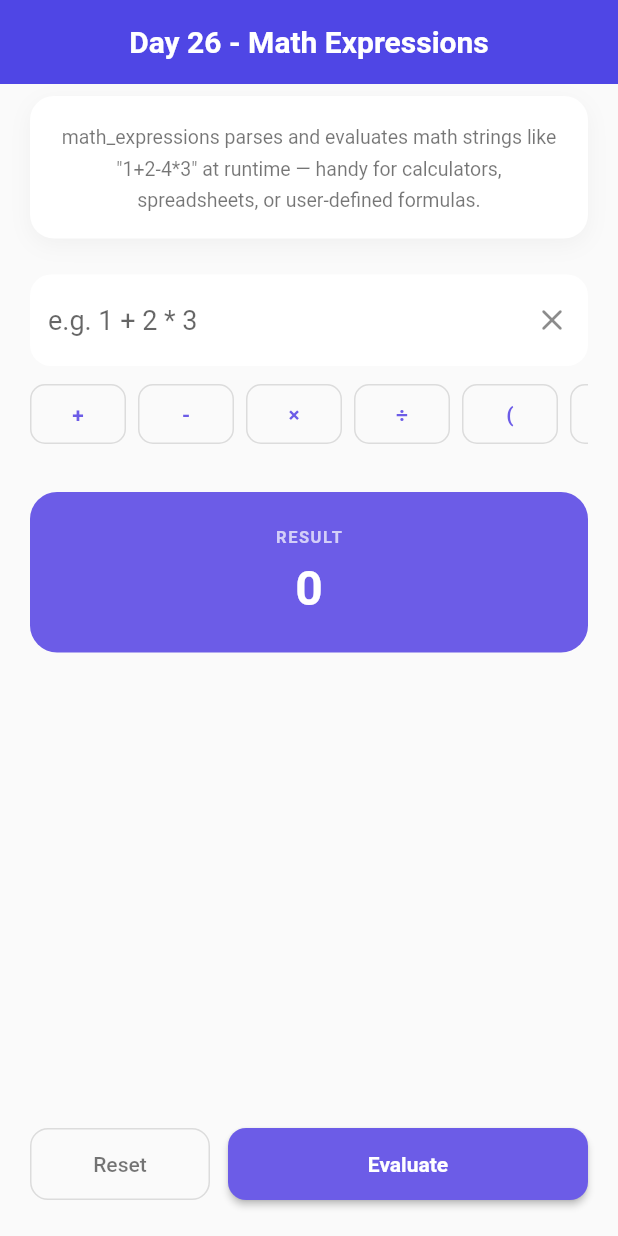
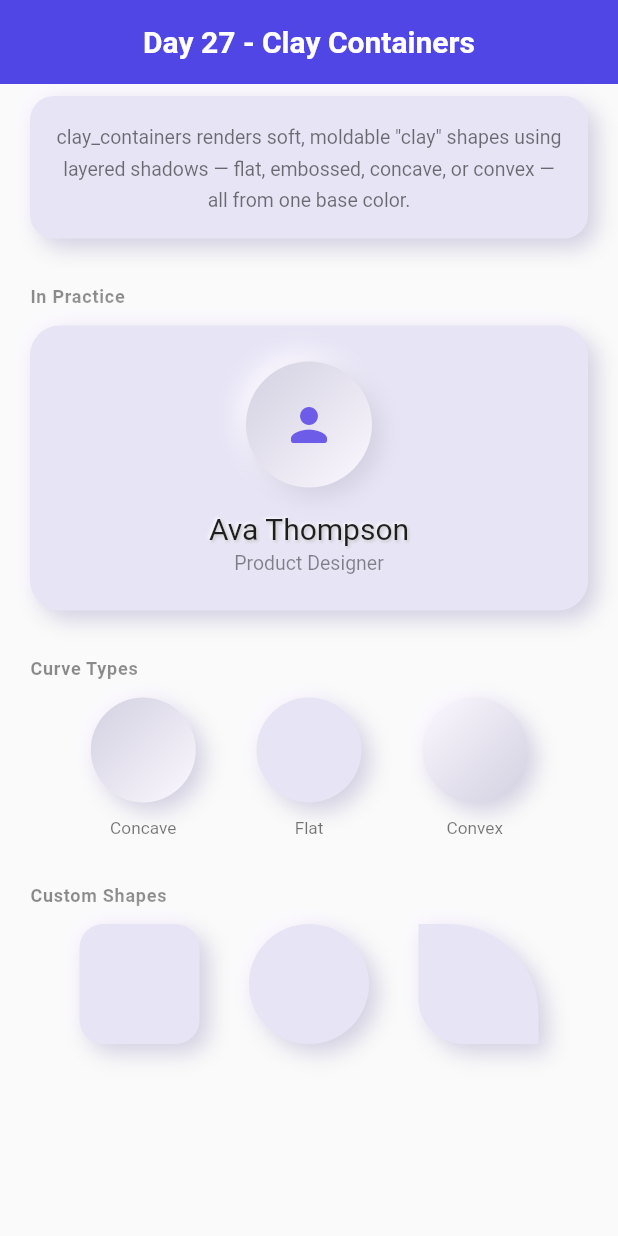
Before and after one commit to SheikhAman/package_of_the_day, a Flutter app: the screen it shows after launch, on a phone screen of 412 x 824 dp. Run offline on Flutter 3.47's test engine with Material 3 defaults, Android fonts, the phone set to English and light mode, and no system bars; drawn by our look-alikes of clay_containers; our stand-ins replace audioplayers, avatar_glow, card_swiper, flutter_blurhash, flutter_custom_clippers, flutter_highlight and 13 more; missing offline and left inert: aurora, flutter_carousel_slider, flutter_settings_ui, neon, onboarding.

Commit message:
clay_containers

```diff
--- /dev/null
+++ b/lib/features/day27_clay_containers/day27_clay_containers.dart
@@ -0,0 +1,191 @@
+import 'package:flutter/material.dart';
+import 'package:clay_containers/clay_containers.dart';
+
+// Like neumorphism (Day 25), clay containers rely on one shared flat base
+// color for the soft light/shadow effect to render correctly, so this
+// screen keeps a single base color throughout rather than the series'
+// usual white-card-on-light-gray style.
+const _baseColor = Color(0xFFE7E4F5);
+const _accent = Color(0xFF6C5CE7);
+
+class Day27ClayContainers extends StatelessWidget {
+  const Day27ClayContainers({super.key});
+
+  @override
+  Widget build(BuildContext context) {
+    return Scaffold(
+      appBar: AppBar(
+        title: const Text(
+          'Day 27 - Clay Containers',
+          style: TextStyle(fontWeight: FontWeight.w600),
+        ),
+      ),
+      body: SingleChildScrollView(
+        padding: const EdgeInsets.fromLTRB(20, 8, 20, 24),
+        child: Column(
+          crossAxisAlignment: CrossAxisAlignment.stretch,
+          children: [
+            // ── Info card (clay style, not a white card) ────────────
+            ClayContainer(
+              color: _baseColor,
+              borderRadius: 16,
+              child: const Padding(
+                padding: EdgeInsets.all(16),
+                child: Text(
+                  'clay_containers renders soft, moldable "clay" shapes '
+                  'using layered shadows — flat, embossed, concave, or '
+                  'convex — all from one base color.',
+                  textAlign: TextAlign.center,
+                  style: TextStyle(
+                    fontSize: 13,
+                    height: 1.6,
+                    color: Colors.black54,
+                  ),
+                ),
+              ),
+            ),
+
+            const SizedBox(height: 32),
+
+            // ── Real example: a profile-style card ───────────────────
+            const Text(
+              'In Practice',
+              style: TextStyle(
+                color: Colors.black45,
+                fontSize: 12,
+                fontWeight: FontWeight.w600,
+                letterSpacing: 0.5,
+              ),
+            ),
+            const SizedBox(height: 12),
+            ClayContainer(
+              color: _baseColor,
+              borderRadius: 20,
+              child: Padding(
+                padding: const EdgeInsets.all(24),
+                child: Column(
+                  children: [
+                    ClayContainer(
+                      color: _baseColor,
+                      height: 84,
+                      width: 84,
+                      borderRadius: 42,
+                      curveType: CurveType.concave,
+                      child: const Icon(
+                        Icons.person_rounded,
+                        color: _accent,
+                        size: 36,
+                      ),
+                    ),
+                    const SizedBox(height: 16),
+                    ClayText(
+                      'Ava Thompson',
+                      size: 20,
+                      textColor: Colors.black87,
+                    ),
+                    const SizedBox(height: 4),
+                    const Text(
+                      'Product Designer',
+                      style: TextStyle(fontSize: 13, color: Colors.black45),
+                    ),
+                  ],
+                ),
+              ),
+            ),
+
+            const SizedBox(height: 32),
+
+            const Text(
+              'Curve Types',
+              style: TextStyle(
+                color: Colors.black45,
+                fontSize: 12,
+                fontWeight: FontWeight.w600,
+                letterSpacing: 0.5,
+              ),
+            ),
+            const SizedBox(height: 12),
+
+            // ── Curve type comparison ────────────────────────────────
+            Row(
+              mainAxisAlignment: MainAxisAlignment.spaceEvenly,
+              children: const [
+                _LabeledClay(label: 'Concave', curveType: CurveType.concave),
+                _LabeledClay(label: 'Flat', curveType: CurveType.none),
+                _LabeledClay(label: 'Convex', curveType: CurveType.convex),
+              ],
+            ),
+
+            const SizedBox(height: 32),
+
+            const Text(
+              'Custom Shapes',
+              style: TextStyle(
+                color: Colors.black45,
+                fontSize: 12,
+                fontWeight: FontWeight.w600,
+                letterSpacing: 0.5,
+              ),
+            ),
+            const SizedBox(height: 12),
+
+            // ── Border radius variety ────────────────────────────────
+            Row(
+              mainAxisAlignment: MainAxisAlignment.spaceEvenly,
+              children: [
+                ClayContainer(
+                  color: _baseColor,
+                  height: 80,
+                  width: 80,
+                  borderRadius: 16,
+                ),
+                ClayContainer(
+                  color: _baseColor,
+                  height: 80,
+                  width: 80,
+                  borderRadius: 40,
+                ),
+                ClayContainer(
+                  color: _baseColor,
+                  height: 80,
+                  width: 80,
+                  customBorderRadius: const BorderRadius.only(
+                    topRight: Radius.elliptical(60, 60),
+                    bottomLeft: Radius.circular(30),
+                  ),
+                ),
+              ],
+            ),
+          ],
+        ),
+      ),
+    );
+  }
+}
+
+class _LabeledClay extends StatelessWidget {
+  final String label;
+  final CurveType curveType;
+
+  const _LabeledClay({required this.label, required this.curveType});
+
+  @override
+  Widget build(BuildContext context) {
+    return Column(
+      children: [
+        ClayContainer(
+          color: _baseColor,
+          height: 70,
+          width: 70,
+          borderRadius: 35,
+          curveType: curveType,
+        ),
+        const SizedBox(height: 10),
+        Text(
+          label,
+          style: const TextStyle(fontSize: 11.5, color: Colors.black54),
+        ),
+      ],
+    );
+  }
+}
--- a/lib/features/routes.dart
+++ b/lib/features/routes.dart
@@ -24,3 +24,4 @@ export 'day23_http/day23_http.dart';
 export 'day24_onboarding/day24_onboarding.dart';
 export 'day25_flutter_neumorphic_plus/day25_flutter_neumorphic_plus.dart';
 export 'day26_math_expressions/day26_math_expressions.dart';
+export 'day27_clay_containers/day27_clay_containers.dart';
--- a/lib/main.dart
+++ b/lib/main.dart
@@ -54,7 +54,8 @@ class MyApp extends StatelessWidget {
       // home: const Day23Http(),
       // home: const Day24Onboarding(),
       // home: const Day25FlutterNeumorphicPlus(),
-      home: const Day26MathExpressions(),
+      // home: const Day26MathExpressions(),
+      home: const Day27ClayContainers(),
     );
   }
 }
--- a/pubspec.yaml
+++ b/pubspec.yaml
@@ -90,6 +90,9 @@ dependencies:
   # For parsing and evaluating mathematical expressions
   math_expressions: ^3.1.0
 
+  # For modern neumorphic containers
+  clay_containers: ^0.3.4
+
 
 
 dev_dependencies:
```
Also changed, not shown: pubspec.lock, 1 other file.
